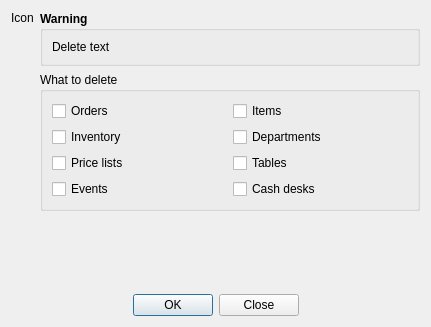
Above: App/Ui/DeleteToolDialog.ui from paolodestefani/pySagra before the change. Below: the same form after it.
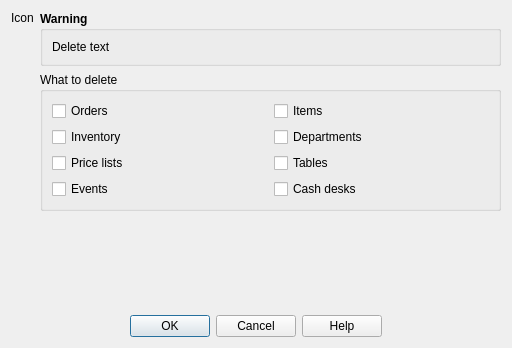
That is the form after the change.

Commit message: Tools: Cancel as default and focused after a run, help button; macOS keyboard note in the help

```diff
--- a/App/Ui/DeleteToolDialog.ui
+++ b/App/Ui/DeleteToolDialog.ui
@@ -6,8 +6,8 @@
    <rect>
     <x>0</x>
     <y>0</y>
-    <width>431</width>
-    <height>327</height>
+    <width>512</width>
+    <height>348</height>
    </rect>
   </property>
   <property name="windowTitle">
@@ -163,7 +163,7 @@
       <enum>Qt::Orientation::Horizontal</enum>
      </property>
      <property name="standardButtons">
-      <set>QDialogButtonBox::StandardButton::Close|QDialogButtonBox::StandardButton::Ok</set>
+      <set>QDialogButtonBox::StandardButton::Cancel|QDialogButtonBox::StandardButton::Help|QDialogButtonBox::StandardButton::Ok</set>
      </property>
      <property name="centerButtons">
       <bool>true</bool>
```
Left out of the diff: 10 changed lines with no effect on the pictures. The commit also changes 10 other files.
